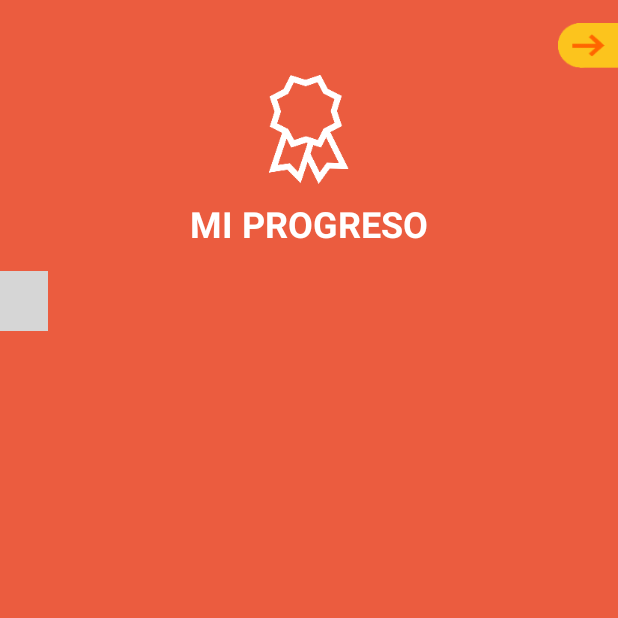
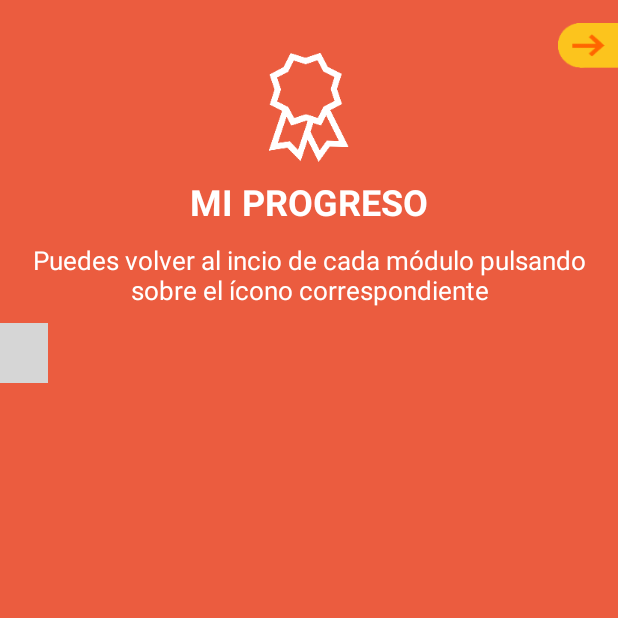
Before and after one commit to angelapp/Conse, an Android app: the ProgressFragment screen opened directly, with no data from a screen before it, on a phone screen of 412 x 824 dp, the top half of it. Run offline under Robolectric (Android 15) with nearby library versions, the phone set to English and light mode, and no system bars; libraries missing offline, so code that uses them is left out: com.astuetz, com.crashlytics.android, com.nostra13.universalimageloader, io.fabric.sdk; plain views replace PagerSlidingTabStrip; network calls fail; 11 statements that could not run were skipped; grey boxes are pictures that could not be loaded.

Commit message:
updated ctrl change resources

```diff
--- a/app/src/main/java/conse/nrc/org/co/consejo/Activities/SelectContact.java
+++ b/app/src/main/java/conse/nrc/org/co/consejo/Activities/SelectContact.java
@@ -51,6 +51,7 @@ public class SelectContact extends AppCompatActivity {
 
         if (editingContacts){
             mTvTittle.setText(getString(R.string.edit_contacts_tittle));
+            mBtNext.setBackgroundDrawable(getResources().getDrawable(R.drawable.button_end_contact_list_edition));
             loadValues();
         }
 
--- a/app/src/main/res/layout/progress_fragment.xml
+++ b/app/src/main/res/layout/progress_fragment.xml
@@ -17,7 +17,7 @@
             android:layout_width="match_parent"
             android:layout_height="wrap_content"
             android:id="@+id/fl_header"
-            android:layout_marginBottom="15dp">
+            android:layout_marginBottom="5dp">
 
             <Button
                 android:id="@+id/bt_previous"
@@ -44,7 +44,7 @@
                     app:srcCompat="@drawable/insignia"
                     android:id="@+id/imageView3"
                     android:layout_below="@+id/bt_previous"
-                    android:layout_marginTop="50dp" />
+                    android:layout_marginTop="35dp" />
 
                 <TextView
                     android:text="@string/progress_tittle"
@@ -57,6 +57,21 @@
             </LinearLayout>
         </FrameLayout>
 
+        <TextView
+            android:text="@string/progress_link_indication"
+            android:layout_width="wrap_content"
+            android:layout_height="wrap_content"
+            android:id="@+id/tv_explanation"
+            android:gravity="center_horizontal"
+            android:textAlignment="center"
+            android:layout_below="@+id/fl_header"
+            android:layout_centerHorizontal="true"
+            android:layout_marginLeft="15dp"
+            android:layout_marginRight="15dp"
+            style="@style/CourseParagraphText"
+            android:textColor="@color/white"
+            android:layout_marginTop="5dp" />
+
         <com.astuetz.PagerSlidingTabStrip
             android:id="@+id/progress_tabs_pager"
             android:layout_width="wrap_content"
@@ -66,9 +81,9 @@
             app:pstsDividerColor="@android:color/transparent"
             app:pstsTabTextColor="@color/white"
             app:pstsTabTextAllCaps="false"
-            android:layout_below="@+id/fl_header"
+            android:layout_below="@+id/tv_explanation"
 
-            />
+            android:layout_marginTop="10dp" />
 
 
     </RelativeLayout>
--- a/app/src/main/res/layout/register_fragment.xml
+++ b/app/src/main/res/layout/register_fragment.xml
@@ -43,7 +43,7 @@
                     android:layout_width="60dp"
                     android:layout_height="60dp"
                     android:layout_gravity="center_vertical"
-                    android:layout_marginLeft="40dp"
+                    android:layout_marginLeft="20dp"
                     android:translationZ="5dp">
 
                 </FrameLayout>
@@ -52,7 +52,7 @@
                     android:layout_width="wrap_content"
                     android:layout_height="wrap_content"
                     android:id="@+id/bt_avatar_edit"
-                    android:background="@drawable/button_go_to_register"
+                    android:background="@drawable/button_edit_avatar"
                     android:gravity="center_horizontal"
                     android:layout_gravity="center_vertical|center_horizontal" />
 
@@ -62,7 +62,7 @@
                 android:layout_width="wrap_content"
                 android:layout_height="wrap_content"
                 android:id="@+id/bt_contact_edit"
-                android:background="@drawable/button_go_to_register"
+                android:background="@drawable/button_edit_contact_list"
                 android:layout_marginBottom="@dimen/iv_bottom_margin"
                 android:layout_marginTop="@dimen/iv_top_margin"
                 android:gravity="center_horizontal"
--- a/app/src/main/res/values/strings.xml
+++ b/app/src/main/res/values/strings.xml
@@ -82,7 +82,7 @@
     <string name="updated_profile_info">Información actualizada</string>
     <string name="need_avatar">need_avatar</string>
 
-    <string name="send_alert_also_call">También puedes llamar gratis, todos los días y a cualquier hora, a las siguientes líneas telefónicas:</string>
+    <string name="send_alert_also_call">Puedes llamar gratis, todos los días y a cualquier hora, a las siguientes líneas telefónicas:</string>
     <string name="linea_123">Línea nacional de atención de emergencias <b>123</b></string>
     <string name="linea_155">Línea de orientación a las mujeres víctimas de violencia <b>155</b></string>
     <string name="linea_141">Línea de orientación del ICBF si la violencia es contra niños, niñas y adolescentes <b>141</b></string>
@@ -1467,6 +1467,10 @@ Pasos a seguir:\n
 
     <string name="tag_end_mod_4">end_mod_4
     </string>
+    <string name="send_alert_schedule">De lunes a viernes de 8:00 am a 4:30 pm</string>
+    <string name="linea_01800">Unidad Nacional de Proteccion línea nacional <b>018000118228</b></string>
+    <string name="linea_4269800">Unidad Nacional de Protección en Bogotá <b>(1) 4269800</b></string>
+    <string name="progress_link_indication">Puedes volver al incio de cada módulo pulsando sobre el ícono correspondiente</string>
 
 
     <string-array name="conse_end_mod_tittles_male">
```
Also changed, not shown: app/src/main/java/conse/nrc/org/co/consejo/Fragments/AlertAndCallFragment.java (+6 -1 lines), app/src/main/res/drawable/button_edit_avatar.xml (added, +8 -0 lines), app/src/main/res/drawable/button_edit_contact_list.xml (added, +8 -0 lines), app/src/main/res/drawable/button_end_contact_list_edition.xml (added, +8 -0 lines), app/src/main/res/layout/contact_item.xml (+7 -9 lines), app/src/main/res/layout/send_alert_call_fragment.xml (+57 -39 lines), app/src/main/res/drawable-xxxhdpi/editar_alerta.png (added), app/src/main/res/drawable-xxxhdpi/editar_alerta_hover.png (added), app/src/main/res/drawable-xxxhdpi/editar_conse.png (added), app/src/main/res/drawable-xxxhdpi/editar_conse_hover.png (added), app/src/main/res/drawable-xxxhdpi/finalizar_contact_edition.png (added), app/src/main/res/drawable-xxxhdpi/finalizar_contact_edition_hover.png (added), app/src/main/res/drawable-xxxhdpi/papelera.png (added).
